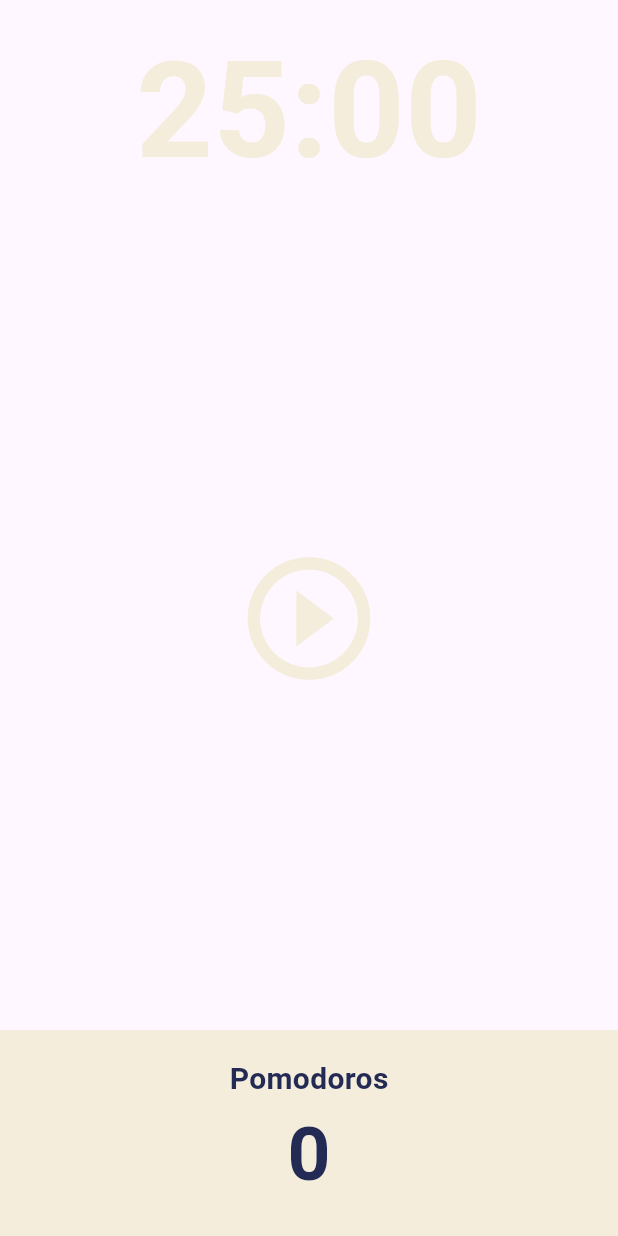
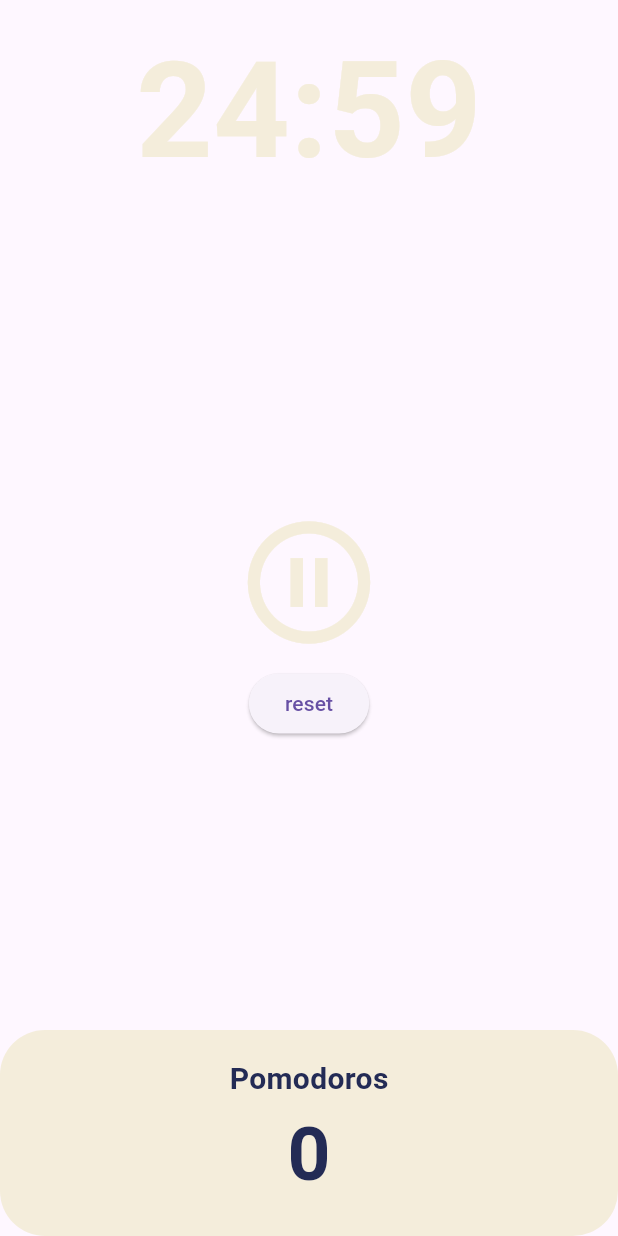
Before and after one commit to tlsrhksgh/pomodoro, a Flutter app: the screen it shows after launch, after a tap on the "play circle outline" icon, on a phone screen of 412 x 824 dp. Run offline on Flutter 3.47's test engine with Material 3 defaults, Android fonts, the phone set to English and light mode, and no system bars.

Commit message:
시간 측정 기능 구현

```diff
--- a/lib/screens/home_screen.dart
+++ b/lib/screens/home_screen.dart
@@ -1,3 +1,5 @@
+import 'dart:async';
+
 import 'package:flutter/material.dart';
 
 class HomeScreen extends StatefulWidget {
@@ -8,6 +10,56 @@ class HomeScreen extends StatefulWidget {
 }
 
 class _HomeScreenState extends State<HomeScreen> {
+  int totalSeconds = 1500;
+  bool isRunning = false;
+  int totalPomodoros = 0;
+  late Timer timer;
+
+  void onTick(Timer timer) {
+    if (totalSeconds == 0) {
+      setState(() {
+        totalPomodoros = totalPomodoros + 1;
+        isRunning = false;
+        totalSeconds = 1500;
+      });
+      timer.cancel();
+    } else {
+      setState(() {
+        totalSeconds -= 1;
+      });
+    }
+  }
+
+  void onStartPressed() {
+    timer = Timer.periodic(
+      const Duration(seconds: 1),
+      onTick,
+    );
+    setState(() {
+      isRunning = true;
+    });
+  }
+
+  void onPausePressed() {
+    timer.cancel();
+    setState(() {
+      isRunning = false;
+    });
+  }
+
+  void resetTime() {
+    setState(() {
+      totalSeconds = 1500;
+      onPausePressed();
+    });
+  }
+
+  String format(int seconds) {
+    var duration = Duration(seconds: seconds);
+
+    return duration.toString().split('.').first.substring(2);
+  }
+
   @override
   Widget build(BuildContext context) {
     return Scaffold(
@@ -19,7 +71,7 @@ class _HomeScreenState extends State<HomeScreen> {
               child: Container(
                 alignment: Alignment.bottomCenter,
                 child: Text(
-                  '25:00',
+                  format(totalSeconds),
                   style: TextStyle(
                     color: Theme.of(context).cardColor,
                     fontSize: 89,
@@ -31,11 +83,25 @@ class _HomeScreenState extends State<HomeScreen> {
             Flexible(
               flex: 4,
               child: Center(
-                child: IconButton(
-                  icon: const Icon(Icons.play_circle_outline),
-                  onPressed: () {},
-                  iconSize: 98,
-                  color: Theme.of(context).cardColor,
+                child: Column(
+                  mainAxisAlignment: MainAxisAlignment.center,
+                  children: [
+                    IconButton(
+                      icon: Icon(isRunning
+                          ? Icons.pause_circle_outline
+                          : Icons.play_circle_outline),
+                      onPressed: isRunning ? onPausePressed : onStartPressed,
+                      iconSize: 98,
+                      color: Theme.of(context).cardColor,
+                    ),
+                    const SizedBox(
+                      width: 20,
+                    ),
+                    ElevatedButton(
+                      onPressed: resetTime,
+                      child: const Text("reset"),
+                    ),
+                  ],
                 ),
               ),
             ),
@@ -47,6 +113,7 @@ class _HomeScreenState extends State<HomeScreen> {
                     child: Container(
                       decoration: BoxDecoration(
                         color: Theme.of(context).cardColor,
+                        borderRadius: BorderRadius.circular(30),
                       ),
                       child: Column(
                         mainAxisAlignment: MainAxisAlignment.center,
@@ -61,7 +128,7 @@ class _HomeScreenState extends State<HomeScreen> {
                                     .color,
                               )),
                           Text(
-                            '0',
+                            '$totalPomodoros',
                             style: TextStyle(
                               fontSize: 50,
                               fontWeight: FontWeight.w600,
```
